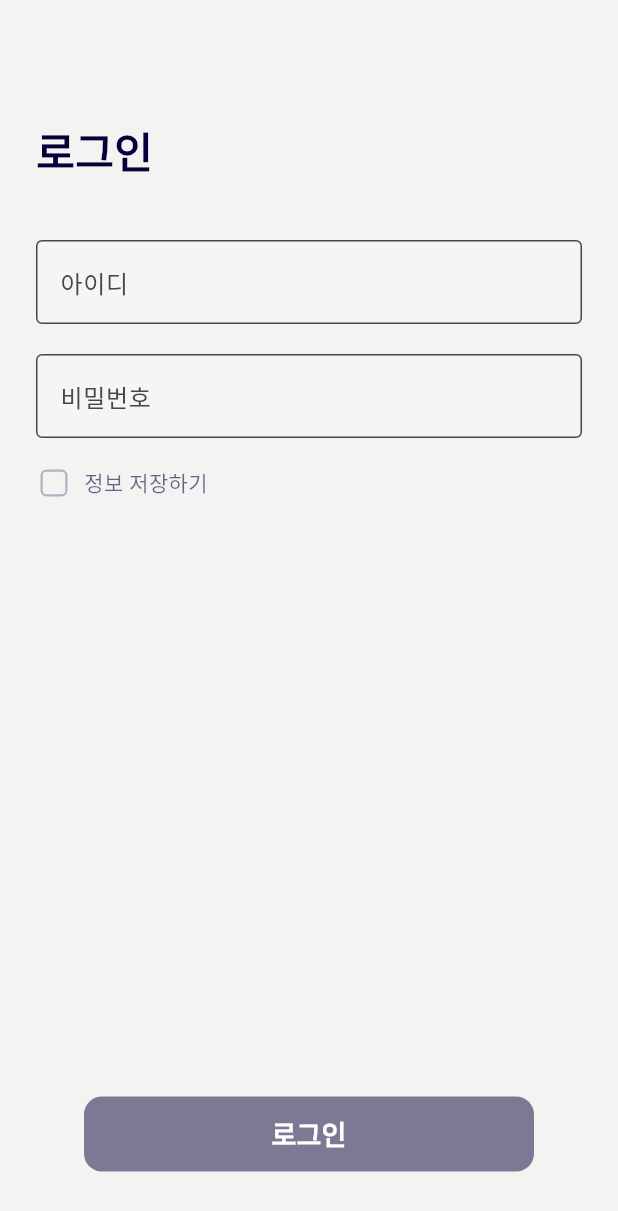
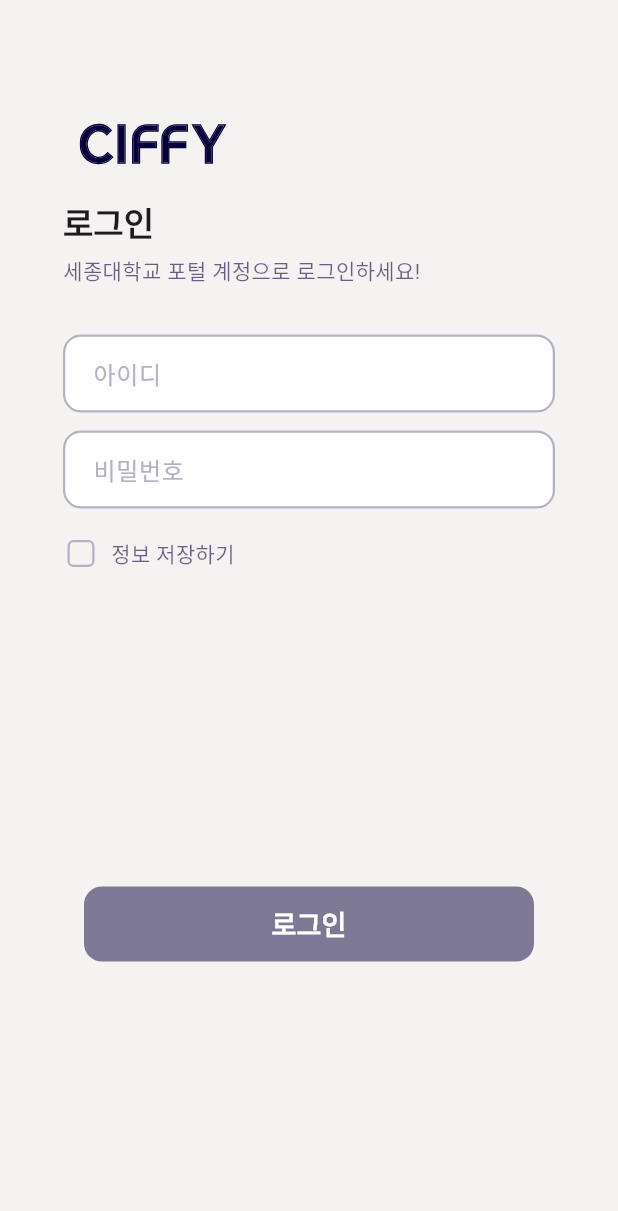
Before and after one commit to dwkim0101/ciffy-application, a Flutter app: the screen it shows after launch, on a phone screen of 412 x 824 dp. Shown: the top 1211 px of the screen. Run offline on Flutter 3.47's test engine with Material 3 defaults, Android fonts, the phone set to English and light mode, and no system bars; our stand-ins replace dio, flutter_secure_storage, flutter_svg, rounded_loading_button_plus; Roboto replaces fonts that are missing (Pretendard); project files that could hold a hidden picture were left out.

Commit message:
🐛 Login screen bug fixed

```diff
--- a/lib/screens/login_screen.dart
+++ b/lib/screens/login_screen.dart
@@ -1,4 +1,5 @@
 import 'package:flutter/material.dart';
+import 'package:flutter_svg/flutter_svg.dart';
 import 'package:rounded_loading_button_plus/rounded_loading_button.dart';
 import '../widgets/bottom_bar.dart';
 import '../api/auth_api.dart';
@@ -22,10 +23,21 @@ class _LoginScreenState extends State<LoginScreen> {
   final RoundedLoadingButtonController _btnController =
       RoundedLoadingButtonController();
   bool _isSaved = false;
+  bool _isFormValid = false;
 
-  bool get _isFormValid =>
-      _idController.text.trim().isNotEmpty &&
-      _passwordController.text.trim().isNotEmpty;
+  @override
+  void initState() {
+    super.initState();
+    _idController.addListener(_validateForm);
+    _passwordController.addListener(_validateForm);
+  }
+
+  void _validateForm() {
+    setState(() {
+      _isFormValid = _idController.text.trim().isNotEmpty &&
+          _passwordController.text.trim().isNotEmpty;
+    });
+  }
 
   @override
   void dispose() {
@@ -74,35 +86,123 @@ class _LoginScreenState extends State<LoginScreen> {
       backgroundColor: const Color(0xFFF5F3F1),
       body: SafeArea(
         child: Padding(
-          padding: const EdgeInsets.symmetric(horizontal: 24.0),
+          padding: const EdgeInsets.symmetric(horizontal: 42.0, vertical: 50),
           child: Column(
             crossAxisAlignment: CrossAxisAlignment.start,
             children: [
-              const SizedBox(height: 80),
-              const Text(
+              const SizedBox(height: 32),
+              SvgPicture.asset(
+                'assets/Logo.svg',
+                width: 120,
+                height: 28,
+              ),
+              const SizedBox(height: 24),
+              Text(
                 '로그인',
-                style: TextStyle(
-                  fontFamily: 'Pretendard',
-                  fontWeight: FontWeight.w700,
-                  fontSize: 28,
-                  color: Color(0xFF06003A),
+                style: theme.textTheme.titleLarge?.copyWith(
+                  fontWeight: FontWeight.w600,
                 ),
               ),
-              const SizedBox(height: 40),
+              const SizedBox(height: 8),
+              Text(
+                '세종대학교 포털 계정으로 로그인하세요!',
+                style: theme.textTheme.bodyMedium?.copyWith(
+                  color: theme.textTheme.bodyMedium?.color?.withOpacity(0.6),
+                ),
+              ),
+              const SizedBox(height: 32),
               TextField(
                 controller: _idController,
-                decoration: const InputDecoration(
-                  labelText: '아이디',
-                  border: OutlineInputBorder(),
+                onChanged: (_) => _validateForm(),
+                decoration: InputDecoration(
+                  hintText: '아이디',
+                  hintStyle: const TextStyle(
+                    color: Color(0xFFB6B0C3),
+                    fontFamily: 'Pretendard',
+                    fontWeight: FontWeight.w500,
+                  ),
+                  filled: true,
+                  fillColor: Colors.white,
+                  border: OutlineInputBorder(
+                    borderRadius: BorderRadius.circular(12),
+                    borderSide: const BorderSide(
+                      color: Color(0xFFB6B0C3),
+                      width: 1.5,
+                    ),
+                  ),
+                  enabledBorder: OutlineInputBorder(
+                    borderRadius: BorderRadius.circular(12),
+                    borderSide: const BorderSide(
+                      color: Color(0xFFB6B0C3),
+                      width: 1.5,
+                    ),
+                  ),
+                  focusedBorder: OutlineInputBorder(
+                    borderRadius: BorderRadius.circular(12),
+                    borderSide: const BorderSide(
+                      color: Color(0xFF160095),
+                      width: 2.0,
+                    ),
+                  ),
+                  contentPadding: const EdgeInsets.symmetric(
+                    horizontal: 16,
+                    vertical: 14,
+                  ),
+                ),
+                style: TextStyle(
+                  color: _idController.text.isEmpty
+                      ? const Color(0xFFB6B0C3)
+                      : const Color(0xFF160095),
+                  fontFamily: 'Pretendard',
+                  fontWeight: FontWeight.w500,
                 ),
               ),
-              const SizedBox(height: 20),
+              const SizedBox(height: 12),
               TextField(
                 controller: _passwordController,
                 obscureText: true,
-                decoration: const InputDecoration(
-                  labelText: '비밀번호',
-                  border: OutlineInputBorder(),
+                onChanged: (_) => _validateForm(),
+                decoration: InputDecoration(
+                  hintText: '비밀번호',
+                  hintStyle: const TextStyle(
+                    color: Color(0xFFB6B0C3),
+                    fontFamily: 'Pretendard',
+                    fontWeight: FontWeight.w500,
+                  ),
+                  filled: true,
+                  fillColor: Colors.white,
+                  border: OutlineInputBorder(
+                    borderRadius: BorderRadius.circular(12),
+                    borderSide: const BorderSide(
+                      color: Color(0xFFB6B0C3),
+                      width: 1.5,
+                    ),
+                  ),
+                  enabledBorder: OutlineInputBorder(
+                    borderRadius: BorderRadius.circular(12),
+                    borderSide: const BorderSide(
+                      color: Color(0xFFB6B0C3),
+                      width: 1.5,
+                    ),
+                  ),
+                  focusedBorder: OutlineInputBorder(
+                    borderRadius: BorderRadius.circular(12),
+                    borderSide: const BorderSide(
+                      color: Color(0xFF160095),
+                      width: 2.0,
+                    ),
+                  ),
+                  contentPadding: const EdgeInsets.symmetric(
+                    horizontal: 16,
+                    vertical: 14,
+                  ),
+                ),
+                style: TextStyle(
+                  color: _passwordController.text.isEmpty
+                      ? const Color(0xFFB6B0C3)
+                      : const Color(0xFF160095),
+                  fontFamily: 'Pretendard',
+                  fontWeight: FontWeight.w500,
                 ),
               ),
               const SizedBox(height: 18),
@@ -168,7 +268,7 @@ class _LoginScreenState extends State<LoginScreen> {
                   ),
                 ),
               ),
-              const SizedBox(height: 40),
+              const SizedBox(height: 130),
             ],
           ),
         ),
```
